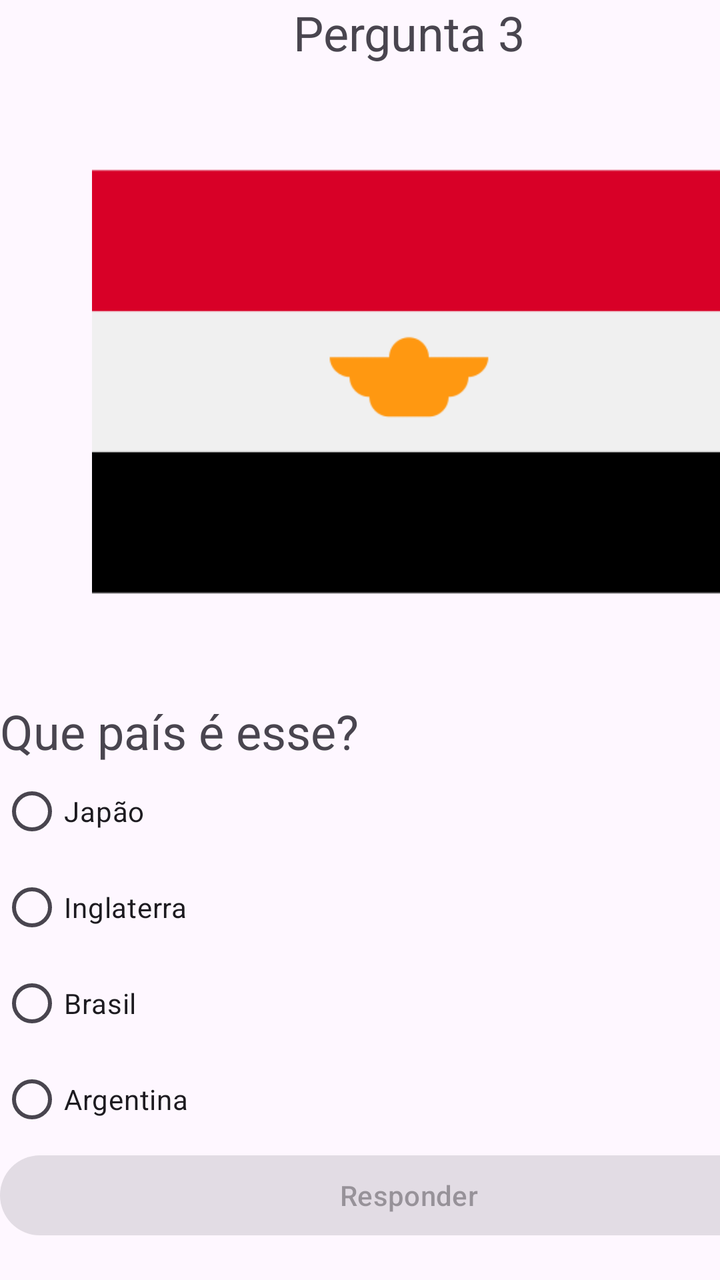
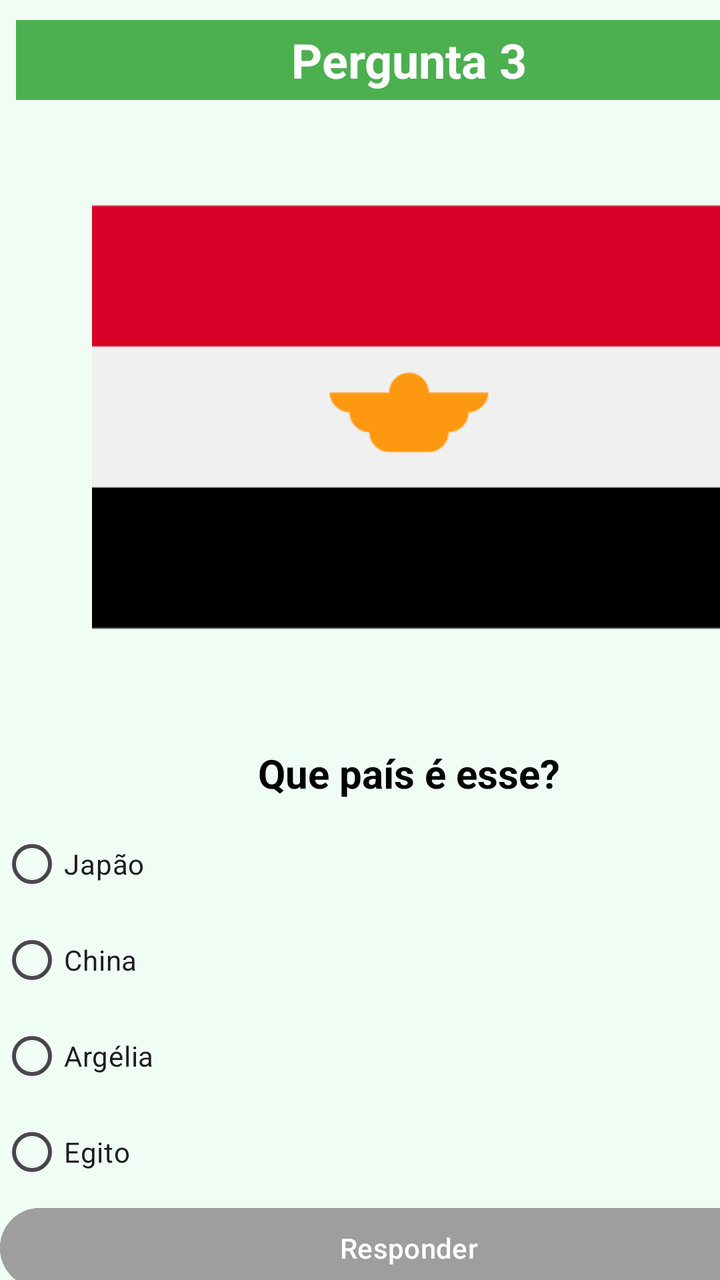

Two renders of the same Android screen: before a commit and after it. Below are the layout's source before the change and the commit's diff.
<!-- AndroidManifest.xml: application theme Theme.QuizBandeiras -->
<!-- res/layout/activity_pergunta3.xml -->
<?xml version="1.0" encoding="utf-8"?>
<androidx.constraintlayout.widget.ConstraintLayout xmlns:android="http://schemas.android.com/apk/res/android"
    xmlns:app="http://schemas.android.com/apk/res-auto"
    xmlns:tools="http://schemas.android.com/tools"
    android:id="@+id/main"
    android:layout_width="match_parent"
    android:layout_height="match_parent"
    tools:context=".Pergunta3">

    <LinearLayout
        android:orientation="vertical"
        android:layout_width="409dp"
        android:layout_height="729dp">
        <TextView
            android:textSize="24sp"
            android:gravity="center"
            android:id="@+id/textView6"
            android:layout_width="match_parent"
            android:layout_height="wrap_content"
            android:text="Pergunta 3"/>
        <ImageView
            android:id="@+id/imageView2"
            android:layout_width="match_parent"
            android:layout_height="317dp"
            app:srcCompat="@drawable/egito"/>
        <TextView
            android:textSize="24sp"
            android:id="@+id/textView2"
            android:layout_width="match_parent"
            android:layout_height="wrap_content"
            android:text="Que país é esse?"/>
        <RadioGroup
            android:id="@+id/rgpAlternativas"
            android:layout_width="match_parent"
            android:layout_height="match_parent">
            <RadioButton
                android:id="@+id/rgbOpcao1"
                android:layout_width="match_parent"
                android:layout_height="wrap_content"
                android:text="Japão "/>
            <RadioButton
                android:id="@+id/rgbOpcao2"
                android:layout_width="match_parent"
                android:layout_height="wrap_content"
                android:text="Inglaterra"/>
            <RadioButton
                android:id="@+id/rgbOpcao3"
                android:layout_width="match_parent"
                android:layout_height="wrap_content"
                android:text="Brasil"/>
            <RadioButton
                android:id="@+id/rgbOpcao4"
                android:layout_width="match_parent"
                android:layout_height="wrap_content"
                android:text="Argentina"/>
            <Button
                android:enabled="false"
                android:id="@+id/btnResponder"
                android:layout_width="match_parent"
                android:layout_height="wrap_content"
                android:text="Responder"/>
        </RadioGroup>
    </LinearLayout>
</androidx.constraintlayout.widget.ConstraintLayout>
<!-- resources referenced by this layout -->
<resources>
  <!-- drawable egito: png bitmap (drawable, 3653 bytes) -->
  <style name="Theme.QuizBandeiras" parent="Base.Theme.QuizBandeiras" />
  <style name="Base.Theme.QuizBandeiras" parent="Theme.Material3.DayNight.NoActionBar">
          
          
      </style>
</resources>

<!-- the commit's change to res/layout/activity_pergunta3.xml (unified diff, before → after) -->
@@ -5,60 +5,83 @@
     android:id="@+id/main"
     android:layout_width="match_parent"
     android:layout_height="match_parent"
+    android:background="#F0FDF4"
     tools:context=".Pergunta3">
 
     <LinearLayout
-        android:orientation="vertical"
         android:layout_width="409dp"
-        android:layout_height="729dp">
+        android:layout_height="729dp"
+        android:orientation="vertical">
+
         <TextView
-            android:textSize="24sp"
-            android:gravity="center"
             android:id="@+id/textView6"
             android:layout_width="match_parent"
-            android:layout_height="wrap_content"
-            android:text="Pergunta 3"/>
+            android:layout_height="40dp"
+            android:layout_marginStart="8dp"
+            android:layout_marginTop="10dp"
+            android:layout_marginEnd="8dp"
+            android:background="#4CAF50"
+            android:gravity="center"
+            android:text="Pergunta 3"
+            android:textColor="@android:color/white"
+            android:textSize="24sp"
+            android:textStyle="bold" />
+
         <ImageView
             android:id="@+id/imageView2"
             android:layout_width="match_parent"
             android:layout_height="317dp"
-            app:srcCompat="@drawable/egito"/>
+            app:srcCompat="@drawable/egito" />
+
         <TextView
-            android:textSize="24sp"
             android:id="@+id/textView2"
             android:layout_width="match_parent"
             android:layout_height="wrap_content"
-            android:text="Que país é esse?"/>
+            android:layout_marginTop="6dp"
+            android:layout_marginBottom="8dp"
+            android:gravity="center"
+            android:text="Que país é esse?"
+            android:textColor="@android:color/black"
+            android:textSize="20sp"
+            android:textStyle="bold" />
+
         <RadioGroup
             android:id="@+id/rgpAlternativas"
             android:layout_width="match_parent"
             android:layout_height="match_parent">
+
             <RadioButton
                 android:id="@+id/rgbOpcao1"
                 android:layout_width="match_parent"
                 android:layout_height="wrap_content"
-                android:text="Japão "/>
+                android:text="Japão " />
+
             <RadioButton
                 android:id="@+id/rgbOpcao2"
                 android:layout_width="match_parent"
                 android:layout_height="wrap_content"
-                android:text="Inglaterra"/>
+                android:text="China" />
+
             <RadioButton
                 android:id="@+id/rgbOpcao3"
                 android:layout_width="match_parent"
                 android:layout_height="wrap_content"
-                android:text="Brasil"/>
+                android:text="Argélia" />
+
             <RadioButton
                 android:id="@+id/rgbOpcao4"
                 android:layout_width="match_parent"
                 android:layout_height="wrap_content"
-                android:text="Argentina"/>
+                android:text="Egito" />
+
             <Button
-                android:enabled="false"
                 android:id="@+id/btnResponder"
                 android:layout_width="match_parent"
                 android:layout_height="wrap_content"
-                android:text="Responder"/>
+                android:backgroundTint="#9E9E9E"
+                android:enabled="false"
+                android:text="Responder"
+                android:textColor="@android:color/white" />
         </RadioGroup>
     </LinearLayout>
 </androidx.constraintlayout.widget.ConstraintLayout>
